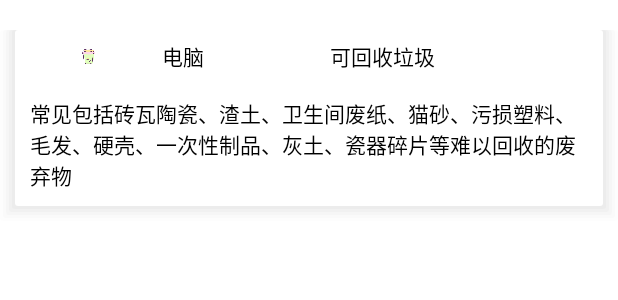
After one commit to xuan567/NewsDay, an Android app: the layout garbage_result_recycler_item.xml on its own in the app's theme, with its tools: preview values and no code run, on a phone screen of 412 x 824 dp. The commit adds this screen. Shown: the top 300 px of the screen. Run offline under Robolectric (Android 15) with nearby library versions, the phone set to English and light mode, and no system bars.

```diff
--- a/app/src/main/java/com/example/newsday/StartActivity.kt
+++ b/app/src/main/java/com/example/newsday/StartActivity.kt
@@ -14,7 +14,6 @@ class StartActivity : BaseActivity() {
         setContentView(R.layout.activity_start)
 
         lifecycleScope.launch {
-
             delay(500)
             if (SpHelp.queryIsLoggedIn()) {
                 MainActivity.startFromActivity(this@StartActivity)
@@ -24,7 +23,6 @@ class StartActivity : BaseActivity() {
             delay(500)
             //完成
             finish()
-
         }
 
     }
--- a/app/src/main/java/com/example/newsday/home/db/HotList.kt
+++ b/app/src/main/java/com/example/newsday/home/db/HotList.kt
@@ -1,4 +1,7 @@
 package com.example.newsday.home.db
+
+import androidx.room.Entity
+import androidx.room.PrimaryKey
 
 data class HotListBean(
     val code: Int,
@@ -14,7 +17,10 @@ data class HotData(
     val name: String
 )
 
+
+@Entity(tableName = "hot")
 data class HotItem(
+    @PrimaryKey(autoGenerate = true) var id: Int = 0,
     val link: String,
     val other: String,
     val title: String
--- a/app/src/main/java/com/example/newsday/home/view/HomeFragmentEpidemic.kt
+++ b/app/src/main/java/com/example/newsday/home/view/HomeFragmentEpidemic.kt
@@ -36,7 +36,6 @@ private const val ARG_PARAM2 = "param2"
  * create an instance of this fragment.
  */
 class HomeFragmentEpidemic : Fragment() {
-    // TODO: Rename and change types of parameters
     private var param1: String? = null
     private var param2: String? = null
     private var pieChart: PieChart? = null
--- a/app/src/main/java/com/example/newsday/home/view/TouTiaoFragment.kt
+++ b/app/src/main/java/com/example/newsday/home/view/TouTiaoFragment.kt
@@ -54,7 +54,7 @@ class TouTiaoFragment : Fragment() {
             }
 
             val layoutManager = LinearLayoutManager(context)
-            val adapter = TouTiaoAdapter(it.list)
+            val adapter = TouTiaoAdapter(it)
             binding.toutiaoRecycler.layoutManager = layoutManager
             binding.toutiaoRecycler.adapter = adapter
             binding.toutiaoRecycler.setItemViewCacheSize(50)
@@ -62,7 +62,7 @@ class TouTiaoFragment : Fragment() {
             adapter.setOnItemClickListener(object : TouTiaoAdapter.OnItemClickListener {
                 override fun onItemClick(view: View?, position: Int) {
                     val intent = Intent(Intent.ACTION_VIEW)
-                    val string = it.list.get(position).link
+                    val string = it[position].link
                     intent.data = Uri.parse(string)
                     startActivity(intent)
                 }
--- a/app/src/main/java/com/example/newsday/home/view/WeiBoFragment.kt
+++ b/app/src/main/java/com/example/newsday/home/view/WeiBoFragment.kt
@@ -38,7 +38,7 @@ class WeiBoFragment : Fragment() {
     override fun onCreateView(
         inflater: LayoutInflater, container: ViewGroup?,
         savedInstanceState: Bundle?
-    ): View? {
+    ): View {
         binding = FragmentWeiBoBinding.inflate(inflater,container,false)
         val hotListViewModel = ViewModelProvider(this)[HotListViewModel::class.java]
         hotListViewModel.getHotList("weibo")
@@ -49,14 +49,14 @@ class WeiBoFragment : Fragment() {
             }
             val layoutManager = LinearLayoutManager(context)
 
-            val adapter = WeiBoAdapter(it.list)
+            val adapter = WeiBoAdapter(it)
             binding.weiboRecycler.layoutManager = layoutManager
             binding.weiboRecycler.adapter = adapter
             binding.weiboRecycler.setItemViewCacheSize(50)
             adapter.setOnItemClickListener(object : WeiBoAdapter.OnItemClickListener {
                 override fun onItemClick(view: View?, position: Int) {
                     val intent = Intent(Intent.ACTION_VIEW)
-                    val string = it.list[position].link
+                    val string = it[position].link
                     intent.data = Uri.parse(string)
                     startActivity(intent)
                 }
--- a/app/src/main/java/com/example/newsday/home/view/ZhiHuFragment.kt
+++ b/app/src/main/java/com/example/newsday/home/view/ZhiHuFragment.kt
@@ -48,20 +48,21 @@ class ZhiHuFragment : Fragment() {
         binding = FragmentZhiHuBinding.inflate(inflater, container, false)
         val hotListViewModel = ViewModelProvider(this)[HotListViewModel::class.java]
         hotListViewModel.getHotList("zhihu")
+        hotListViewModel.initCommendDetailDateBaseHelper(requireContext())
         hotListViewModel.hotListLiveData.observe(requireActivity()){
             if (it == null) {
                 Log.d("Hot", "zhihu: it==null")
                 return@observe
             }
             val layoutManager = LinearLayoutManager(context)
-            val adapter = ZhiHuAdapter(it.list)
+            val adapter = ZhiHuAdapter(it)
             binding.zhihuRecycler.layoutManager = layoutManager
             binding.zhihuRecycler.adapter = adapter
             binding.zhihuRecycler.setItemViewCacheSize(50)
             adapter.setOnItemClickListener(object : ZhiHuAdapter.OnItemClickListener {
                 override fun onItemClick(view: View?, position: Int) {
                     val intent = Intent(Intent.ACTION_VIEW)
-                    val string = it.list[position].link
+                    val string = it[position].link
                     intent.data = Uri.parse(string)
                     startActivity(intent)
                 }
--- a/app/src/main/java/com/example/newsday/util/BmobSMSRepository.kt
+++ b/app/src/main/java/com/example/newsday/util/BmobSMSRepository.kt
@@ -17,8 +17,7 @@ import com.example.newsday.login.SpHelp
  * 在发送短信验证码成功后开启倒计时功能
  */
 fun bMobSMS(phoneNumber : String, loginGetAutoCode : MutableLiveData<LoginAutoCode>,
-            loginCountNumber : MutableLiveData<CountChange?>
-) {
+            loginCountNumber : MutableLiveData<CountChange?>) {
 
     BmobSMS.requestSMSCode(phoneNumber, "", object : QueryListener<Int>() {
         override fun done(smsId : Int?, e: BmobException?) {
--- a/app/src/main/res/layout/fragment_my.xml
+++ b/app/src/main/res/layout/fragment_my.xml
@@ -1,8 +1,11 @@
 <?xml version="1.0" encoding="utf-8"?>
-<androidx.constraintlayout.widget.ConstraintLayout
+<androidx.core.widget.NestedScrollView
     xmlns:android="http://schemas.android.com/apk/res/android"
     xmlns:app="http://schemas.android.com/apk/res-auto"
     xmlns:tools="http://schemas.android.com/tools"
+    android:layout_width="match_parent"
+    android:layout_height="match_parent">
+    <androidx.constraintlayout.widget.ConstraintLayout
         android:layout_width="match_parent"
         android:layout_height="match_parent"
         android:background="@color/white">
@@ -121,3 +124,4 @@
             />
 
     </androidx.constraintlayout.widget.ConstraintLayout>
+</androidx.core.widget.NestedScrollView>
--- /dev/null
+++ b/app/src/main/res/layout/garbage_result_recycler_item.xml
@@ -0,0 +1,83 @@
+<?xml version="1.0" encoding="utf-8"?>
+<LinearLayout xmlns:android="http://schemas.android.com/apk/res/android"
+    xmlns:tools="http://schemas.android.com/tools"
+    android:layout_width="match_parent"
+    android:layout_height="wrap_content"
+    android:layout_marginTop="20dp"
+    android:background="@drawable/view_shape"
+    android:orientation="vertical">
+
+    <LinearLayout
+        android:layout_width="match_parent"
+        android:layout_height="wrap_content"
+        android:orientation="horizontal">
+
+        <LinearLayout
+            android:layout_width="0dp"
+            android:layout_height="match_parent"
+            android:layout_weight="1"
+            android:gravity="center">
+
+            <ImageView
+                android:id="@+id/image_one"
+                android:layout_width="10dp"
+                android:layout_height="10dp"
+                android:layout_gravity="center"
+                android:background="@drawable/lajitong" />
+        </LinearLayout>
+
+        <LinearLayout
+            android:layout_width="0dp"
+            android:layout_height="match_parent"
+            android:layout_weight="1">
+
+            <TextView
+                android:id="@+id/waste_name"
+                android:layout_width="wrap_content"
+                android:layout_height="wrap_content"
+                android:layout_gravity="center"
+                android:textColor="@color/black"
+                android:textSize="14sp"
+                tools:text="电脑"/>
+        </LinearLayout>
+
+        <LinearLayout
+            android:layout_width="0dp"
+            android:layout_height="match_parent"
+            android:layout_weight="1"
+            android:gravity="center">
+
+            <TextView
+                android:id="@+id/waste_sort"
+                android:layout_width="wrap_content"
+                android:layout_height="wrap_content"
+                android:layout_gravity="center"
+                android:textColor="@color/black"
+                android:textSize="14sp"
+                tools:text="可回收垃圾"
+                />
+        </LinearLayout>
+
+        <LinearLayout
+            android:layout_width="0dp"
+            android:layout_height="match_parent"
+            android:layout_weight="1"
+            android:gravity="center">
+
+            <ImageView
+                android:id="@+id/image_two"
+                android:layout_width="35dp"
+                android:layout_height="35dp" />
+        </LinearLayout>
+    </LinearLayout>
+
+    <TextView
+        android:id="@+id/waste_tips"
+        android:layout_width="wrap_content"
+        android:layout_height="wrap_content"
+        android:layout_gravity="center"
+        android:textColor="@color/black"
+        android:textSize="14sp"
+        android:layout_margin="10dp"
+        tools:text="常见包括砖瓦陶瓷、渣土、卫生间废纸、猫砂、污损塑料、毛发、硬壳、一次性制品、灰土、瓷器碎片等难以回收的废弃物" />
+</LinearLayout>
```
Also changed, not shown: app/src/main/java/com/example/newsday/home/viewmodel/HotListViewModel.kt (+31 -4 lines), app/src/main/java/com/example/newsday/login/LoginActivity.kt (+43 -40 lines), app/src/main/java/com/example/newsday/login/LoginViewModel.kt (+10 -11 lines), app/src/main/java/com/example/newsday/persistence/AppDatabase.kt (+7 -0 lines), app/src/main/java/com/example/newsday/persistence/dao/HotDateDao.kt (added, +20 -0 lines), app/src/main/java/com/example/newsday/persistence/dateBaseHelper/HotDateBaseHelper.kt (added, +43 -0 lines), app/src/main/java/com/example/newsday/util/GarbageDialog.kt (added, +54 -0 lines), app/src/main/java/com/example/newsday/util/GarbageResultRecyclerAdapter.kt (added, +55 -0 lines), app/src/main/res/layout/garbage_dialog.xml (added, +65 -0 lines), app/src/main/res/drawable/close.png (added), app/src/main/res/drawable/lajitong.png (added). Lines whose indentation alone changed are shown as unchanged.
